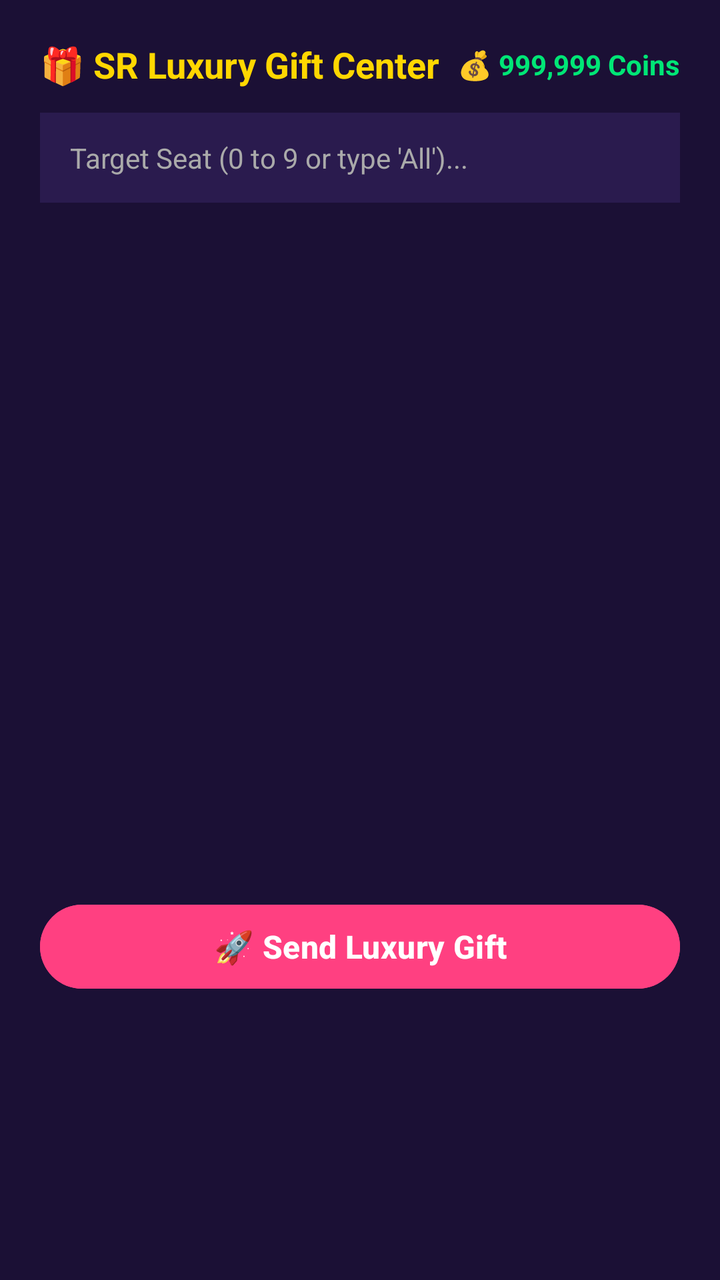
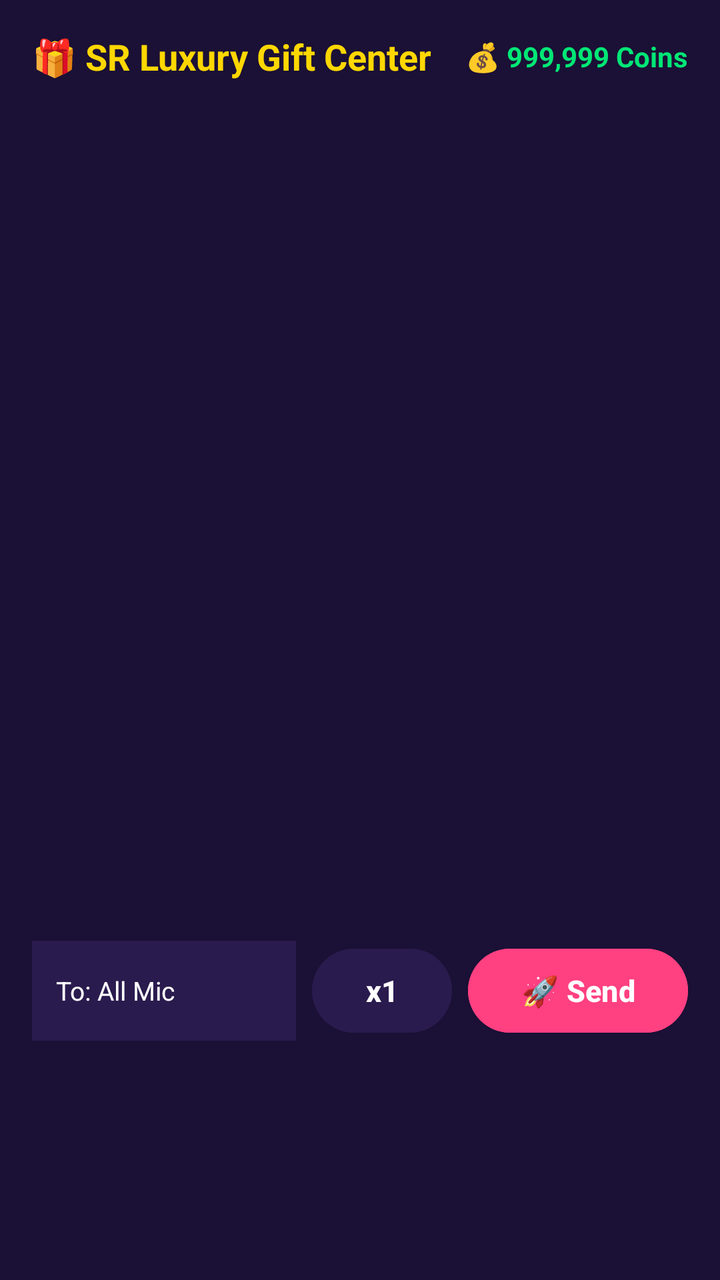

Two renders of the same Android screen: before a commit and after it. Below are the layout's source before the change and the commit's diff.
<!-- AndroidManifest.xml: application theme Theme.SRVoiceChat -->
<!-- res/layout/dialog_gift_panel.xml -->
<?xml version="1.0" encoding="utf-8"?>
<LinearLayout xmlns:android="http://schemas.android.com/apk/res/android"
    android:layout_width="match_parent"
    android:layout_height="wrap_content"
    android:orientation="vertical"
    android:background="#1B1035"
    android:padding="20dp">

    
    <LinearLayout
        android:layout_width="match_parent"
        android:layout_height="wrap_content"
        android:orientation="horizontal"
        android:gravity="center_vertical"
        android:paddingBottom="12dp">

        <TextView
            android:layout_width="0dp"
            android:layout_height="wrap_content"
            android:layout_weight="1"
            android:text="🎁 SR Luxury Gift Center"
            android:textColor="#FFD700"
            android:textSize="18sp"
            android:textStyle="bold" />

        <TextView
            android:id="@+id/txtUserCoinBalance"
            android:layout_width="wrap_content"
            android:layout_height="wrap_content"
            android:text="💰 999,999 Coins"
            android:textColor="#00E676"
            android:textSize="14sp"
            android:textStyle="bold" />
    </LinearLayout>

    
    <EditText
        android:id="@+id/editTargetSeat"
        android:layout_width="match_parent"
        android:layout_height="45dp"
        android:background="#2A1B4E"
        android:textColor="#FFFFFF"
        android:textColorHint="#AAAAAA"
        android:hint="Target Seat (0 to 9 or type 'All')..."
        android:textSize="14sp"
        android:paddingHorizontal="15dp"
        android:layout_marginBottom="12dp" />

    
    <androidx.recyclerview.widget.RecyclerView
        android:id="@+id/rvGifts"
        android:layout_width="match_parent"
        android:layout_height="320dp"
        android:scrollbars="vertical"
        android:layout_marginBottom="15dp" />

    
    <Button
        android:id="@+id/btnSendGift"
        android:layout_width="match_parent"
        android:layout_height="50dp"
        android:text="🚀 Send Luxury Gift"
        android:textColor="#FFFFFF"
        android:textSize="16sp"
        android:textStyle="bold"
        android:backgroundTint="#FF4081" />

</LinearLayout>
<!-- resources referenced by this layout -->
<resources>
  <style name="Theme.SRVoiceChat" parent="Theme.Material3.DayNight.NoActionBar">
          <item name="colorPrimary">#FF4081</item>
          <item name="android:statusBarColor">#FF4081</item>
          <item name="android:windowLightStatusBar">true</item>
      </style>
</resources>

<!-- the commit's change to res/layout/dialog_gift_panel.xml (unified diff, before → after) -->
@@ -4,7 +4,7 @@
     android:layout_height="wrap_content"
     android:orientation="vertical"
     android:background="#1B1035"
-    android:padding="20dp">
+    android:padding="16dp">
 
     
     <LinearLayout
@@ -12,7 +12,7 @@
         android:layout_height="wrap_content"
         android:orientation="horizontal"
         android:gravity="center_vertical"
-        android:paddingBottom="12dp">
+        android:paddingBottom="10dp">
 
         <TextView
             android:layout_width="0dp"
@@ -34,17 +34,23 @@
     </LinearLayout>
 
     
+    
+    <androidx.recyclerview.widget.RecyclerView
+        android:id="@+id/rvGiftTargets"
+        android:layout_width="match_parent"
+        android:layout_height="78dp"
+        android:orientation="horizontal"
+        android:layout_marginBottom="10dp" />
+
+    
     <EditText
         android:id="@+id/editTargetSeat"
         android:layout_width="match_parent"
-        android:layout_height="45dp"
+        android:layout_height="0dp"
+        android:visibility="gone"
         android:background="#2A1B4E"
         android:textColor="#FFFFFF"
-        android:textColorHint="#AAAAAA"
-        android:hint="Target Seat (0 to 9 or type 'All')..."
-        android:textSize="14sp"
-        android:paddingHorizontal="15dp"
-        android:layout_marginBottom="12dp" />
+        android:hint="Target Seat" />
 
     
     <androidx.recyclerview.widget.RecyclerView
@@ -52,17 +58,51 @@
         android:layout_width="match_parent"
         android:layout_height="320dp"
         android:scrollbars="vertical"
-        android:layout_marginBottom="15dp" />
+        android:layout_marginBottom="12dp" />
 
     
-    <Button
-        android:id="@+id/btnSendGift"
+    <LinearLayout
         android:layout_width="match_parent"
-        android:layout_height="50dp"
-        android:text="🚀 Send Luxury Gift"
-        android:textColor="#FFFFFF"
-        android:textSize="16sp"
-        android:textStyle="bold"
-        android:backgroundTint="#FF4081" />
+        android:layout_height="wrap_content"
+        android:orientation="horizontal"
+        android:gravity="center_vertical">
+
+        
+        <TextView
+            android:id="@+id/tvSelectedTargetId"
+            android:layout_width="0dp"
+            android:layout_height="50dp"
+            android:layout_weight="1"
+            android:background="#2A1B4E"
+            android:text="To: All Mic"
+            android:textColor="#FFFFFF"
+            android:textSize="13sp"
+            android:gravity="center_vertical"
+            android:paddingHorizontal="12dp" />
+
+        
+        <Button
+            android:id="@+id/btnGiftQuantity"
+            android:layout_width="70dp"
+            android:layout_height="50dp"
+            android:layout_marginStart="8dp"
+            android:text="x1"
+            android:textColor="#FFFFFF"
+            android:textSize="15sp"
+            android:textStyle="bold"
+            android:backgroundTint="#2A1B4E" />
+
+        
+        <Button
+            android:id="@+id/btnSendGift"
+            android:layout_width="110dp"
+            android:layout_height="50dp"
+            android:layout_marginStart="8dp"
+            android:text="🚀 Send"
+            android:textColor="#FFFFFF"
+            android:textSize="15sp"
+            android:textStyle="bold"
+            android:backgroundTint="#FF4081" />
+    </LinearLayout>
 
 </LinearLayout>
